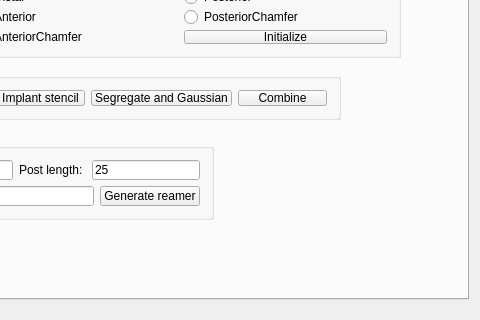
Above: Plugins/org.mitk.lancet.movedata/src/internal/MoveDataControls.ui from zhaomengxiao/LancetMITK-Adition before the change; both pictures show x 283 to 763 and y 278 to 598 of the 763 by 734 pixel window. Below: the same form after it.
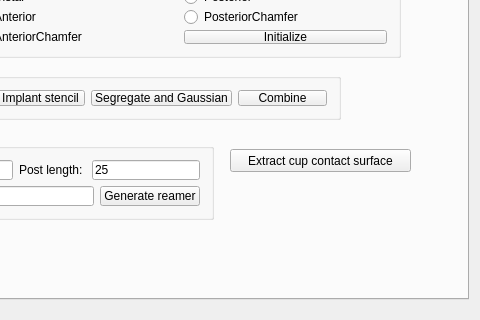
That is the form after the change. Custom widgets are drawn as their Qt base class.

Commit message: Extract Tha cup contact surface

The edit to the form file:
```diff
--- a/Plugins/org.mitk.lancet.movedata/src/internal/MoveDataControls.ui
+++ b/Plugins/org.mitk.lancet.movedata/src/internal/MoveDataControls.ui
@@ -1667,6 +1667,45 @@
         </item>
        </layout>
       </widget>
+      <widget class="QPushButton" name="pushButton_extractCupOutLayer">
+       <property name="geometry">
+        <rect>
+         <x>500</x>
+         <y>350</y>
+         <width>181</width>
+         <height>23</height>
+        </rect>
+       </property>
+       <property name="text">
+        <string>Extract cup contact surface</string>
+       </property>
+      </widget>
+      <widget class="QWidget" name="">
+       <property name="geometry">
+        <rect>
+         <x>500</x>
+         <y>380</y>
+         <width>195</width>
+         <height>22</height>
+        </rect>
+       </property>
+       <layout class="QHBoxLayout" name="horizontalLayout_26">
+        <item>
+         <widget class="QLabel" name="label_37">
+          <property name="text">
+           <string>Cutoff angle</string>
+          </property>
+         </widget>
+        </item>
+        <item>
+         <widget class="QLineEdit" name="lineEdit_featureAngle">
+          <property name="text">
+           <string>15</string>
+          </property>
+         </widget>
+        </item>
+       </layout>
+      </widget>
      </widget>
      <widget class="QWidget" name="tab_5">
       <attribute name="title">
```
The commit also changes 2 other files.
